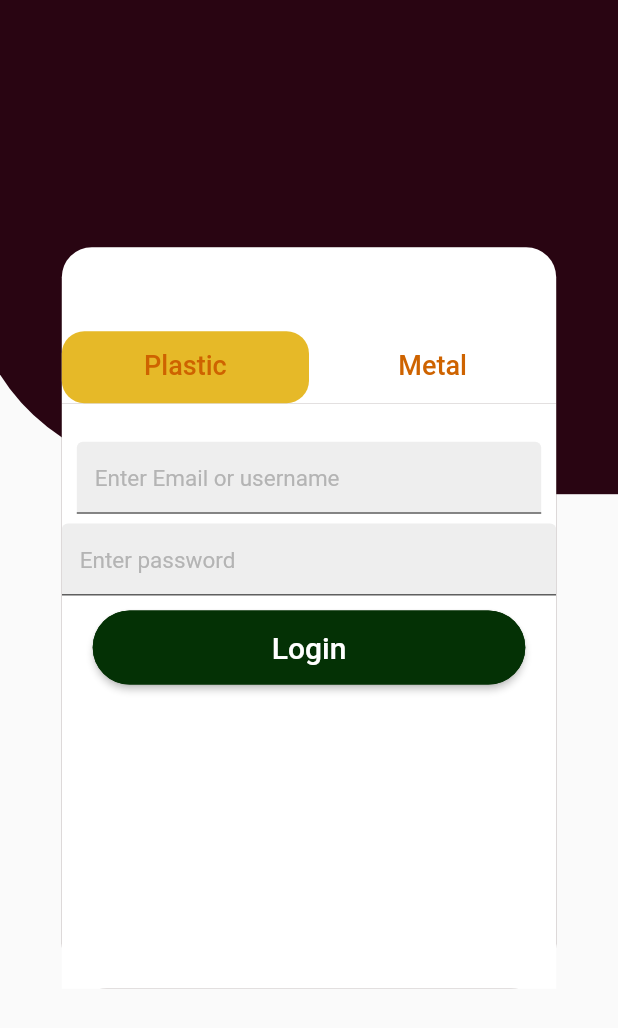
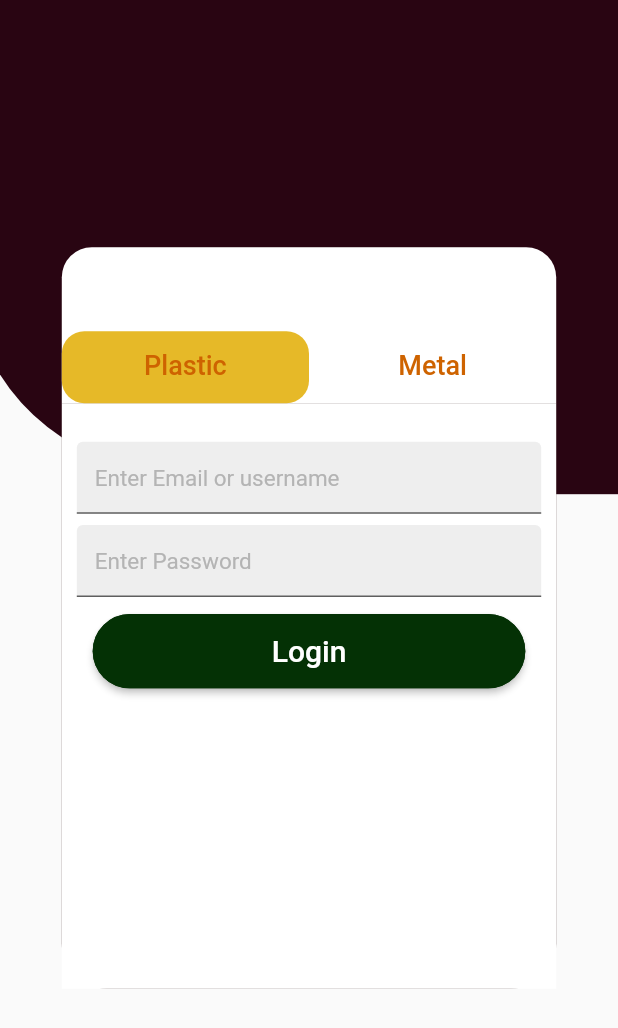
Before and after one commit to emilio-kariuki/youth, a Flutter app: the screen it shows after launch, on a phone screen of 412 x 824 dp. Shown: the top 1028 px of the screen. Run offline on Flutter 3.47's test engine with Material 2 defaults, Android fonts, the light colour scheme and no system bars; our stand-ins replace google_fonts.

Commit message:
April 3, 2022 4:40 PM

```diff
--- a/lib/Accounts/login.dart
+++ b/lib/Accounts/login.dart
@@ -126,16 +126,21 @@ class _LoginContentsState extends State<LoginContents> {
                             ),
                           ),
                           SizedBox(height: 5),
-                          Form("Enter password", password),
+                          Padding(
+                            padding: const EdgeInsets.fromLTRB(10, 1, 10, 0),
+                            child: SizedBox(
+                              height: size.height * 0.06,
+                              child: Form("Enter Password", password),
+                            ),
+                          ),
                           SizedBox(height: 10),
                           SizedBox(
                             height: size.height * 0.06,
                             width: size.width * 0.7,
                             child: ElevatedButton(
                               style: ButtonStyle(
-                                backgroundColor:
-                                    MaterialStateProperty.all(Color.fromARGB(255, 4, 49, 5)),
-
+                                backgroundColor: MaterialStateProperty.all(
+                                    Color.fromARGB(255, 4, 49, 5)),
                                 shape: MaterialStateProperty.all<
                                     RoundedRectangleBorder>(
                                   RoundedRectangleBorder(
@@ -176,13 +181,13 @@ class _LoginContentsState extends State<LoginContents> {
     return TextFormField(
       obscureText: false,
       decoration: InputDecoration(
-
           filled: true,
-                                  hintStyle:
-                                      TextStyle(color: Color.fromARGB(255, 180, 180, 180),fontSize: 15, fontWeight: FontWeight.w400),
-
+          hintStyle: TextStyle(
+              color: Color.fromARGB(255, 180, 180, 180),
+              fontSize: 15,
+              fontWeight: FontWeight.w400),
           hintText: name,
-
+          focusColor: Color.fromARGB(255, 150, 93, 7),
           fillColor: Colors.grey[200]),
       controller: action,
     );
```
Lines whose indentation alone changed are shown as unchanged.
